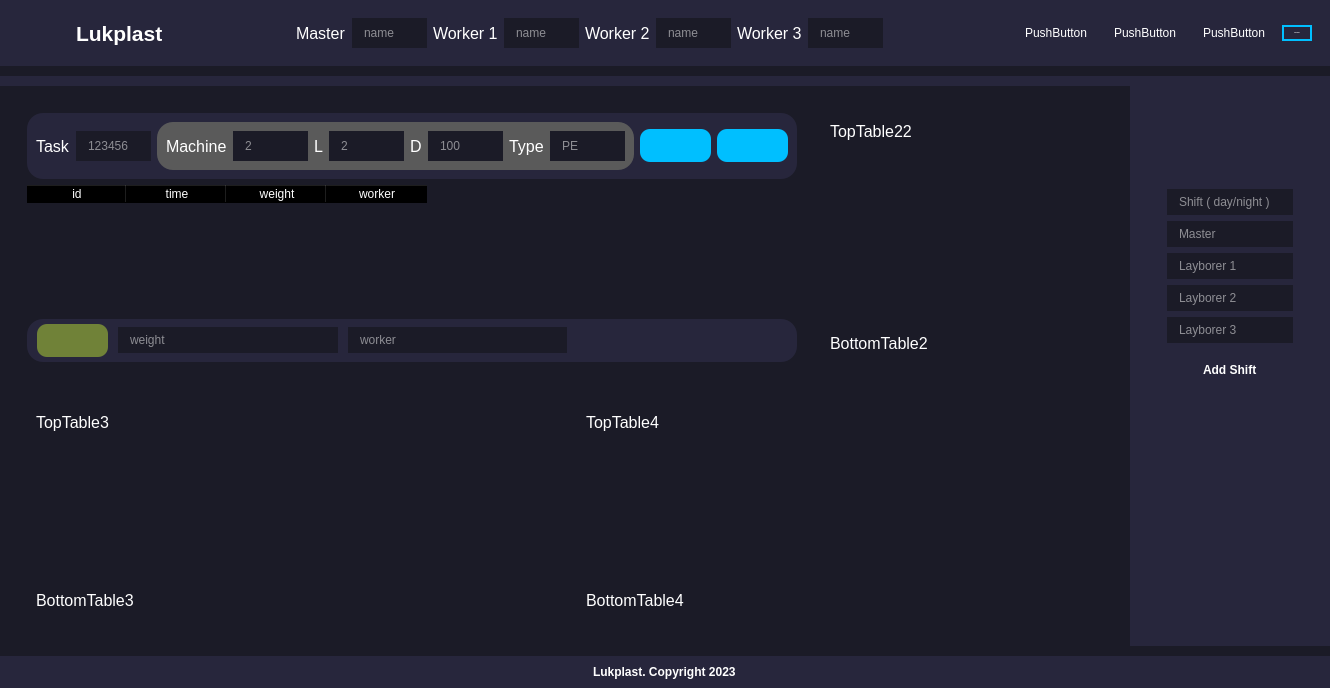
This is interface.ui in KofanovE/GuiLukplast as Qt 5 draws it before an edit. The edited form follows.
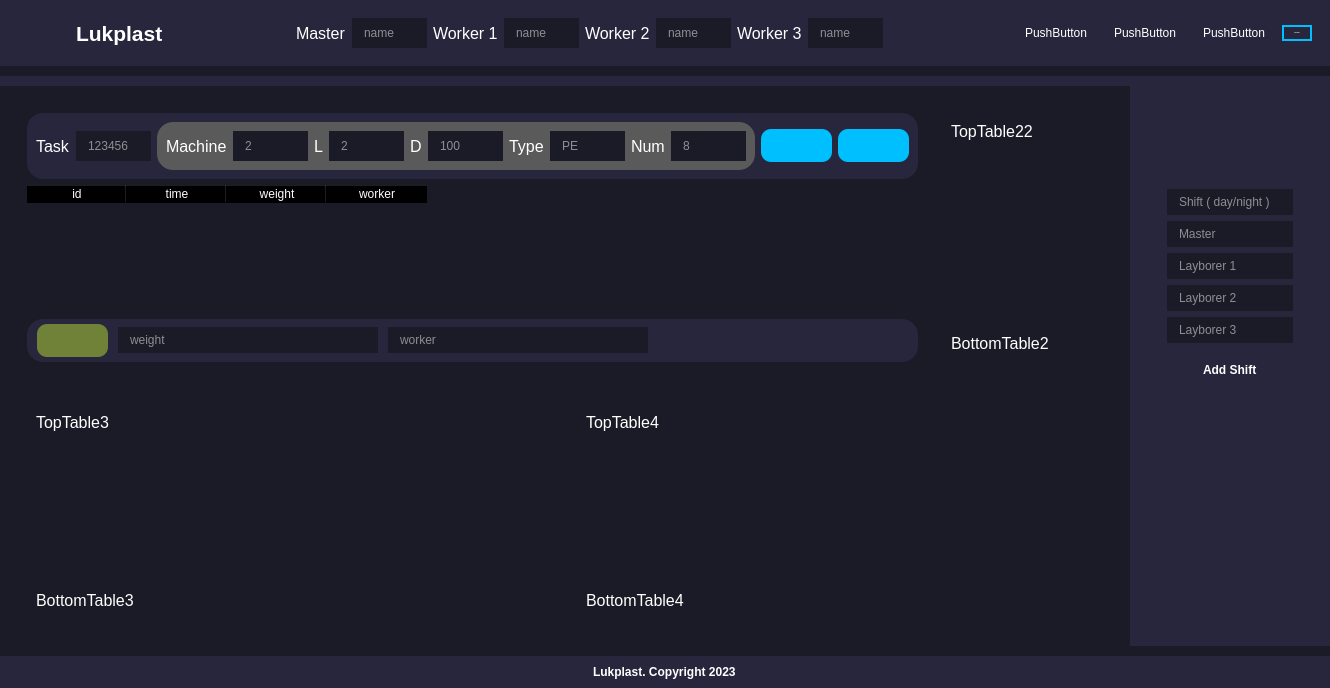
This is the edited form. Icons and pictures are not drawn. Custom widgets are drawn as their Qt base class.

Diff of the .ui file:
```diff
--- a/interface.ui
+++ b/interface.ui
@@ -810,6 +810,37 @@
                             </property>
                            </widget>
                           </item>
+                          <item>
+                           <widget class="QLabel" name="label_24">
+                            <property name="font">
+                             <font>
+                              <pointsize>12</pointsize>
+                             </font>
+                            </property>
+                            <property name="text">
+                             <string>Num</string>
+                            </property>
+                           </widget>
+                          </item>
+                          <item>
+                           <widget class="QLineEdit" name="TypeEnter1_3">
+                            <property name="minimumSize">
+                             <size>
+                              <width>75</width>
+                              <height>30</height>
+                             </size>
+                            </property>
+                            <property name="maximumSize">
+                             <size>
+                              <width>75</width>
+                              <height>30</height>
+                             </size>
+                            </property>
+                            <property name="placeholderText">
+                             <string>8</string>
+                            </property>
+                           </widget>
+                          </item>
                          </layout>
                         </widget>
                        </item>
```
